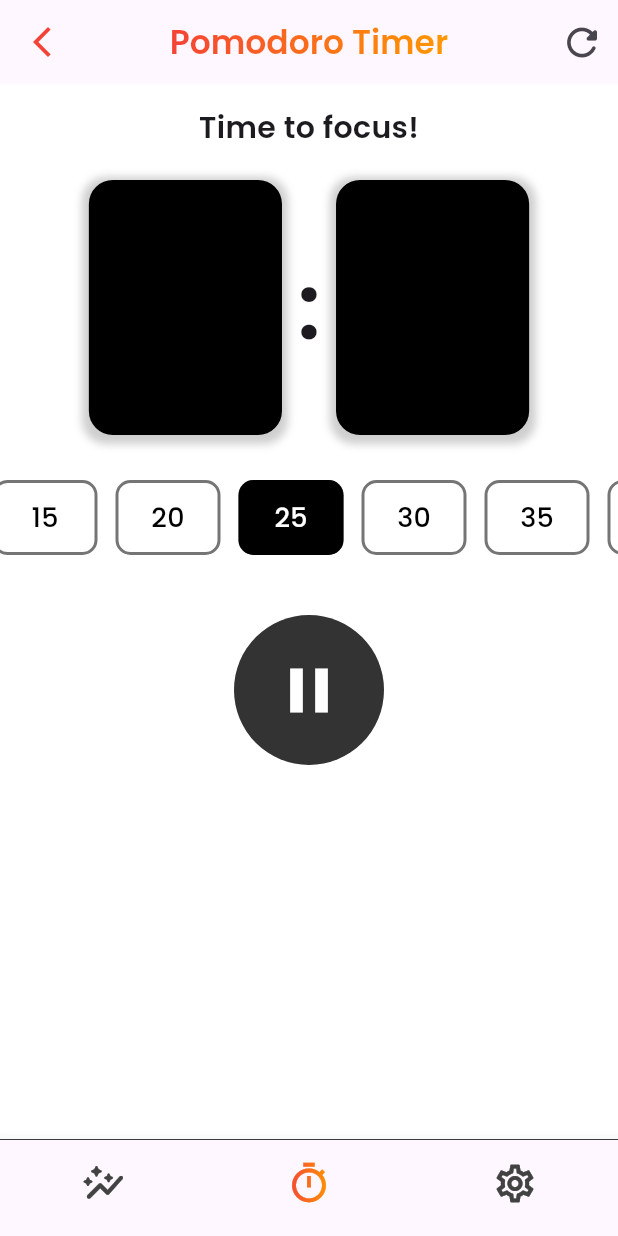
After one commit to The-Naveen-Chandra/Taskify-Flutter, a Flutter app: the PomodoroView screen opened directly, item 2 of the bottom bar chosen, after a tap on the "pause" icon, on a phone screen of 412 x 824 dp. The commit adds this screen. Run offline on Flutter 3.47's test engine with Material 3 defaults, Android fonts, the phone set to English and light mode, and no system bars; our stand-ins replace bloc, cloud_firestore, dio, dotted_border, equatable, firebase_auth and 11 more; accounts and stored records are empty.

Commit message:
Dev: Pomodoro timer basic layout with app bar

```diff
--- a/lib/app/modules/home/report/view.dart
+++ b/lib/app/modules/home/report/view.dart
@@ -81,9 +81,9 @@ class ReportPage extends StatelessWidget {
                   child: Row(
                     mainAxisAlignment: MainAxisAlignment.spaceBetween,
                     children: [
+                      _buildStatus(Colors.orange, createdTasks, 'Created'),
                       _buildStatus(Colors.green, liveTasks, 'Live Tasks'),
-                      _buildStatus(Colors.orange, completedTasks, 'Completed'),
-                      _buildStatus(Colors.blue, createdTasks, 'Created'),
+                      _buildStatus(Colors.blue, completedTasks, 'Completed'),
                     ],
                   ),
                 ),
@@ -182,7 +182,7 @@ class ReportPage extends StatelessWidget {
 
   Container _buildStatus(Color color, int number, String text) {
     return Container(
-      height:26.0.wp,
+      height: 26.0.wp,
       width: 26.0.wp,
       padding: EdgeInsets.symmetric(vertical: 4.0.wp, horizontal: 1.0.wp),
       decoration: BoxDecoration(
--- a/lib/app/modules/home/view.dart
+++ b/lib/app/modules/home/view.dart
@@ -1,12 +1,13 @@
+import 'package:get/get.dart';
+import 'package:flutter/material.dart';
+import 'package:flutter/cupertino.dart';
+import 'package:google_fonts/google_fonts.dart';
+import 'package:firebase_auth/firebase_auth.dart';
+import 'package:taskify/app/data/models/task.dart';
 import 'package:cloud_firestore/cloud_firestore.dart';
-import 'package:firebase_auth/firebase_auth.dart';
-import 'package:flutter/cupertino.dart';
-import 'package:flutter/material.dart';
+import 'package:taskify/app/core/utils/extensions.dart';
 import 'package:flutter_easyloading/flutter_easyloading.dart';
-import 'package:get/get.dart';
-import 'package:google_fonts/google_fonts.dart';
-import 'package:taskify/app/core/utils/extensions.dart';
-import 'package:taskify/app/data/models/task.dart';
+
 import 'package:taskify/app/modules/aria/aria_view.dart';
 import 'package:taskify/app/modules/authentication/widgets/my_alert_dialog.dart';
 import 'package:taskify/app/modules/home/controller.dart';
@@ -17,6 +18,7 @@ import 'package:taskify/app/modules/home/widgets/info_cards.dart';
 import 'package:taskify/app/modules/home/widgets/info_model.dart';
 import 'package:taskify/app/modules/home/widgets/task_card.dart';
 import 'package:taskify/app/modules/home/profile/view.dart';
+import 'package:taskify/app/modules/pomodoro_timer/pomodoro_view.dart';
 
 class HomePage extends GetView<HomeController> {
   const HomePage({super.key});
@@ -119,6 +121,41 @@ class HomePage extends GetView<HomeController> {
                           ],
                         ),
 
+                        // Pomodoro timer
+                        Row(
+                          children: [
+                            GestureDetector(
+                              onTap: () {
+                                Navigator.push(
+                                  context,
+                                  MaterialPageRoute(
+                                    builder: (context) => const PomodoroView(),
+                                  ),
+                                );
+                              },
+                              child: ShaderMask(
+                                shaderCallback: (Rect bounds) {
+                                  return LinearGradient(
+                                    begin: Alignment.topLeft,
+                                    end: Alignment.bottomRight,
+                                    colors: [
+                                      Colors.red[500]!,
+                                      Colors.orange[500]!,
+                                    ],
+                                  ).createShader(bounds);
+                                },
+                                child: const Icon(
+                                  Icons.timer_outlined,
+                                  size: 35,
+                                  color: Colors.white,
+                                ),
+                              ),
+                            ),
+
+                            const SizedBox(
+                              width: 14,
+                            ),
+
                             // AI assistance logo
                             GestureDetector(
                               onTap: () {
@@ -134,6 +171,8 @@ class HomePage extends GetView<HomeController> {
                                 width: 30,
                                 height: 30,
                               ),
+                            ),
+                          ],
                         ),
                       ],
                     ),
@@ -282,13 +321,6 @@ class HomePage extends GetView<HomeController> {
           () => BottomNavigationBar(
             onTap: (int index) {
               controller.changeTabIndex(index);
-              // if (index == 1) {
-              //   Navigator.push(
-              //       context,
-              //       MaterialPageRoute(
-              //         builder: (context) => ProfilePage(),
-              //       ));
-              // }
             },
             currentIndex: controller.tabIndex.value,
             showSelectedLabels: false,
--- /dev/null
+++ b/lib/app/modules/pomodoro_timer/components/time_controller.dart
@@ -0,0 +1,25 @@
+import 'package:flutter/material.dart';
+
+class TimeController extends StatelessWidget {
+  const TimeController({super.key});
+
+  @override
+  Widget build(BuildContext context) {
+    return Container(
+      width: 100,
+      height: 100,
+      decoration: BoxDecoration(
+        color: Colors.black.withOpacity(0.8),
+        shape: BoxShape.circle,
+      ),
+      child: IconButton(
+        onPressed: () {},
+        icon: const Icon(
+          Icons.pause,
+          size: 50,
+          color: Colors.white,
+        ),
+      ),
+    );
+  }
+}
--- /dev/null
+++ b/lib/app/modules/pomodoro_timer/components/time_options.dart
@@ -0,0 +1,56 @@
+import 'package:flutter/material.dart';
+import 'package:google_fonts/google_fonts.dart';
+import 'package:taskify/app/modules/pomodoro_timer/components/utils.dart';
+
+class TimeOptions extends StatelessWidget {
+  const TimeOptions({super.key});
+
+  @override
+  Widget build(BuildContext context) {
+    double selectedTime = 1500;
+
+    return SingleChildScrollView(
+      scrollDirection: Axis.horizontal,
+      controller: ScrollController(initialScrollOffset: 175),
+      child: Row(
+        children: selectableTimes.map((time) {
+          return Container(
+            width: 70,
+            height: 50,
+            margin: const EdgeInsets.symmetric(
+              horizontal: 6,
+            ),
+            decoration: int.parse(time) == selectedTime
+                ? BoxDecoration(
+                    color: Colors.black,
+                    border: Border.all(
+                      width: 2,
+                      color: Colors.black54,
+                    ),
+                    borderRadius: BorderRadius.circular(10),
+                  )
+                : BoxDecoration(
+                    border: Border.all(
+                      width: 2,
+                      color: Colors.black54,
+                    ),
+                    borderRadius: BorderRadius.circular(10),
+                  ),
+            child: Center(
+              child: Text(
+                (int.parse(time) ~/ 60).toString(),
+                style: GoogleFonts.poppins(
+                  color: int.parse(time) == selectedTime
+                      ? Colors.white
+                      : Colors.black,
+                  fontSize: 18,
+                  fontWeight: FontWeight.w500,
+                ),
+              ),
+            ),
+          );
+        }).toList(),
+      ),
+    );
+  }
+}
--- /dev/null
+++ b/lib/app/modules/pomodoro_timer/components/timer_card.dart
@@ -0,0 +1,74 @@
+import 'package:flutter/material.dart';
+import 'package:google_fonts/google_fonts.dart';
+
+class TimerCard extends StatelessWidget {
+  const TimerCard({super.key});
+
+  @override
+  Widget build(BuildContext context) {
+    return Column(
+      children: [
+        Text(
+          "Time to focus!",
+          style: GoogleFonts.poppins(
+            fontSize: 20.0,
+            fontWeight: FontWeight.w600,
+          ),
+        ),
+        const SizedBox(
+          height: 20,
+        ),
+        Row(
+          mainAxisAlignment: MainAxisAlignment.center,
+          children: [
+            Container(
+              width: MediaQuery.of(context).size.width / 3.2,
+              height: 170,
+              decoration: BoxDecoration(
+                color: Colors.black,
+                borderRadius: BorderRadius.circular(16),
+                boxShadow: [
+                  BoxShadow(
+                    color: Colors.grey.withOpacity(0.5),
+                    spreadRadius: 4,
+                    blurRadius: 4,
+                    offset: const Offset(0, 2),
+                  )
+                ],
+              ),
+            ),
+            const SizedBox(
+              width: 10,
+            ),
+            Text(
+              ":",
+              style: GoogleFonts.poppins(
+                fontSize: 60,
+                fontWeight: FontWeight.w600,
+              ),
+            ),
+            const SizedBox(
+              width: 10,
+            ),
+            Container(
+              width: MediaQuery.of(context).size.width / 3.2,
+              height: 170,
+              decoration: BoxDecoration(
+                color: Colors.black,
+                borderRadius: BorderRadius.circular(16),
+                boxShadow: [
+                  BoxShadow(
+                    color: Colors.grey.withOpacity(0.5),
+                    spreadRadius: 4,
+                    blurRadius: 4,
+                    offset: const Offset(0, 2),
+                  )
+                ],
+              ),
+            ),
+          ],
+        ),
+      ],
+    );
+  }
+}
--- /dev/null
+++ b/lib/app/modules/pomodoro_timer/components/utils.dart
@@ -0,0 +1,11 @@
+List selectableTimes = [
+  "300",
+  "600",
+  "900",
+  "1200",
+  "1500",
+  "1800",
+  "2100",
+  "2700",
+  "3600",
+];
--- /dev/null
+++ b/lib/app/modules/pomodoro_timer/pomodoro_view.dart
@@ -0,0 +1,111 @@
+import 'package:flutter/material.dart';
+import 'package:taskify/app/modules/pomodoro_timer/views/pomodoro_setting.dart';
+import 'package:taskify/app/modules/pomodoro_timer/views/pomodoro_stats.dart';
+import 'package:taskify/app/modules/pomodoro_timer/views/pomodoro_timer_view.dart';
+
+class PomodoroView extends StatefulWidget {
+  const PomodoroView({super.key});
+
+  @override
+  State<PomodoroView> createState() => _PomodoroViewState();
+}
+
+class _PomodoroViewState extends State<PomodoroView> {
+  int currentIndex = 1;
+  final pageController = PageController(initialPage: 1);
+
+  @override
+  void dispose() {
+    pageController.dispose();
+    super.dispose();
+  }
+
+  @override
+  Widget build(BuildContext context) {
+    return Scaffold(
+      body: PageView(
+        controller: pageController,
+        onPageChanged: (index) {
+          setState(() {
+            currentIndex = index;
+          });
+        },
+        children: const [
+          PomodoroStats(),
+          PomodoroTimer(),
+          PomodoroSettings(),
+        ],
+      ),
+      bottomNavigationBar: Container(
+        decoration: const BoxDecoration(
+          border: Border(
+            top: BorderSide(
+              width: 0.5,
+              color: Colors.black,
+            ),
+          ),
+        ),
+        child: BottomNavigationBar(
+          showSelectedLabels: false,
+          showUnselectedLabels: false,
+          currentIndex: currentIndex,
+          onTap: (index) {
+            pageController.animateToPage(
+              index,
+              duration: const Duration(milliseconds: 200),
+              curve: Curves.easeIn,
+            );
+          },
+          items: [
+            BottomNavigationBarItem(
+              icon: _buildGradientIcon(
+                Icons.auto_graph_rounded,
+                currentIndex == 0,
+              ),
+              label: 'Menu',
+            ),
+            BottomNavigationBarItem(
+              icon: _buildGradientIcon(
+                Icons.timer_outlined,
+                currentIndex == 1,
+              ),
+              label: 'Search',
+            ),
+            BottomNavigationBarItem(
+              icon: _buildGradientIcon(
+                Icons.settings_outlined,
+                currentIndex == 2,
+              ),
+              label: 'More',
+            ),
+          ],
+        ),
+      ),
+    );
+  }
+
+  Widget _buildGradientIcon(IconData iconData, bool isSelected) {
+    return ShaderMask(
+      shaderCallback: (Rect bounds) {
+        return isSelected
+            ? LinearGradient(
+                colors: [
+                  Colors.red[500]!,
+                  Colors.orange[500]!,
+                ], // Define your gradient colors
+              ).createShader(bounds)
+            : LinearGradient(colors: [
+                Colors.grey.shade800,
+                Colors.grey.shade800,
+              ]).createShader(bounds); // Empty gradient when not selected
+      },
+      child: Icon(
+        iconData,
+        size: 30,
+        color: isSelected
+            ? Colors.white
+            : Colors.white, // Icon color when selected/unselected
+      ),
+    );
+  }
+}
--- /dev/null
+++ b/lib/app/modules/pomodoro_timer/views/pomodoro_setting.dart
@@ -0,0 +1,35 @@
+import 'package:flutter/material.dart';
+
+class PomodoroSettings extends StatelessWidget {
+  const PomodoroSettings({super.key});
+
+  @override
+  Widget build(BuildContext context) {
+    return Scaffold(
+      backgroundColor: Colors.white,
+      appBar: AppBar(
+        leading: IconButton(
+          icon: const Icon(Icons.arrow_back_ios_new),
+          color: Colors.red[500]!,
+          onPressed: () => Navigator.pop(context),
+        ),
+        centerTitle: true,
+        title: const Text(
+          "Pomodoro Settings",
+          style: TextStyle(
+            fontSize: 16.0,
+            fontWeight: FontWeight.w600,
+          ),
+        ),
+      ),
+      body: SingleChildScrollView(
+        child: Container(
+          alignment: Alignment.center,
+          child: const Column(
+            children: [],
+          ),
+        ),
+      ),
+    );
+  }
+}
--- /dev/null
+++ b/lib/app/modules/pomodoro_timer/views/pomodoro_stats.dart
@@ -0,0 +1,35 @@
+import 'package:flutter/material.dart';
+
+class PomodoroStats extends StatelessWidget {
+  const PomodoroStats({super.key});
+
+  @override
+  Widget build(BuildContext context) {
+    return Scaffold(
+      backgroundColor: Colors.white,
+      appBar: AppBar(
+        leading: IconButton(
+          icon: Icon(Icons.arrow_back_ios_new),
+          color: Colors.red[500]!,
+          onPressed: () => Navigator.pop(context),
+        ),
+        centerTitle: true,
+        title: Text(
+          "Pomodoro Stats",
+          style: TextStyle(
+            fontSize: 16.0,
+            fontWeight: FontWeight.w600,
+          ),
+        ),
+      ),
+      body: SingleChildScrollView(
+        child: Container(
+          alignment: Alignment.center,
+          child: Column(
+            children: [],
+          ),
+        ),
+      ),
+    );
+  }
+}
--- /dev/null
+++ b/lib/app/modules/pomodoro_timer/views/pomodoro_timer_view.dart
@@ -0,0 +1,77 @@
+import 'package:flutter/material.dart';
+import 'package:google_fonts/google_fonts.dart';
+
+import 'package:taskify/app/core/utils/extensions.dart';
+import 'package:taskify/app/modules/home/widgets/gradient_text.dart';
+import 'package:taskify/app/modules/pomodoro_timer/components/time_controller.dart';
+import 'package:taskify/app/modules/pomodoro_timer/components/time_options.dart';
+import 'package:taskify/app/modules/pomodoro_timer/components/timer_card.dart';
+
+class PomodoroTimer extends StatelessWidget {
+  const PomodoroTimer({super.key});
+
+  @override
+  Widget build(BuildContext context) {
+    return Scaffold(
+      backgroundColor: Colors.white,
+      appBar: AppBar(
+        leading: IconButton(
+          icon: const Icon(Icons.arrow_back_ios_new),
+          color: Colors.red[500]!,
+          onPressed: () => Navigator.pop(context),
+        ),
+        centerTitle: true,
+        title: GradientText(
+          "Pomodoro Timer",
+          style: GoogleFonts.poppins(
+              fontSize: 16.0.sp, fontWeight: FontWeight.w600),
+          gradient: LinearGradient(
+            colors: [
+              Colors.red[500]!,
+              Colors.orange[500]!,
+            ],
+          ),
+        ),
+        actions: [
+          // reset timer button
+          IconButton(
+            onPressed: () {},
+            icon: const Icon(
+              Icons.refresh_rounded,
+              size: 30,
+            ),
+          ),
+        ],
+      ),
+      body: SingleChildScrollView(
+        child: Container(
+          alignment: Alignment.center,
+          child: const Column(
+            children: [
+              SizedBox(
+                height: 15,
+              ),
+
+              // timer card
+              TimerCard(),
+
+              SizedBox(
+                height: 30,
+              ),
+
+              // time options
+              TimeOptions(),
+
+              SizedBox(
+                height: 40,
+              ),
+
+              // time controller
+              TimeController(),
+            ],
+          ),
+        ),
+      ),
+    );
+  }
+}
--- a/pubspec.yaml
+++ b/pubspec.yaml
@@ -46,15 +46,13 @@ dependencies:
   firebase_core: ^2.14.0
   firebase_auth: ^4.6.3
   cloud_firestore: ^4.8.2
-  chat_gpt_sdk:
-    git:
-      url: https://github.com/iampawan/Flutter-ChatGPT.git
   velocity_x: ^4.1.0
   flutter_dotenv:
   bloc:
   flutter_bloc:
   dio:
   lottie:
+  provider:
 
 dev_dependencies:
   flutter_test:
```
Also changed, not shown: pubspec.lock. Lines whose indentation alone changed are shown as unchanged.
